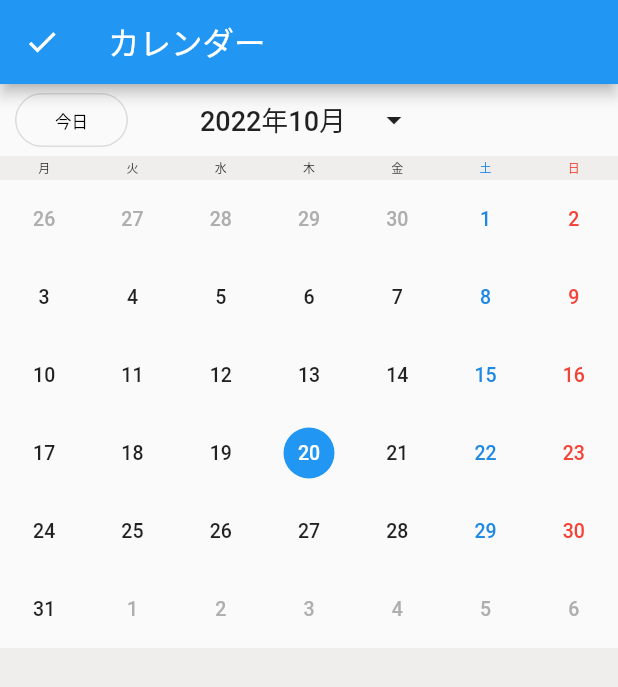
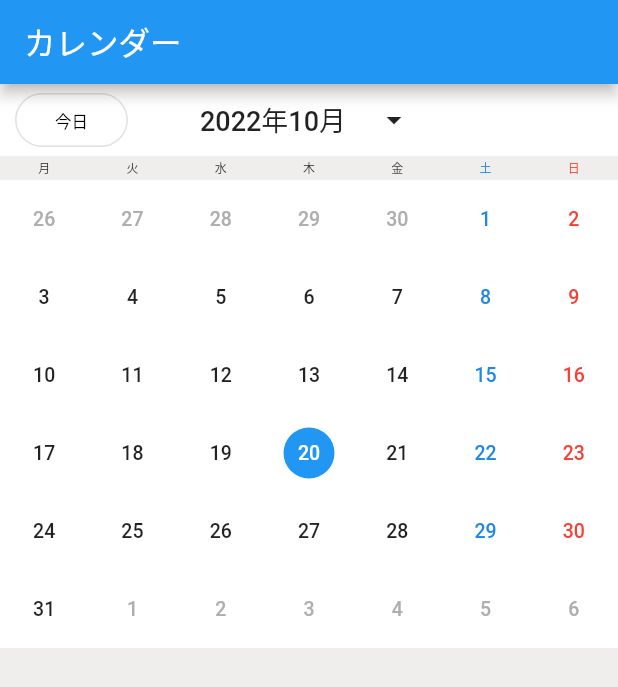
Before and after one commit to sgaku/flutter_intern_test, a Flutter app: the screen it shows after launch, on a phone screen of 412 x 824 dp. Shown: the top 687 px of the screen. Run offline on Flutter 3.47's test engine with Material 2 defaults, Android fonts, the phone set to English and light mode, and no system bars; drawn by our look-alikes of table_calendar; our stand-ins replace adaptive_dialog, drift, flutter_riverpod, freezed_annotation; accounts and stored records are empty; generated files the repository leaves out were written again.

Commit message:
overflowのバグを修正

```diff
--- a/lib/view/calendar/calendar_view.dart
+++ b/lib/view/calendar/calendar_view.dart
@@ -43,18 +43,16 @@ class CalendarViewState extends ConsumerState<CalendarView> {
     final selectedDayValue = ref.watch(selectedDayProvider);
     final focusedDayValue = ref.watch(focusedDayProvider);
     return Scaffold(
+      backgroundColor: const Color.fromARGB(255, 240, 238, 237),
       appBar: AppBar(
         title: const Text("カレンダー"),
-        leading: IconButton(
-          icon: const Icon(Icons.check),
-          onPressed: () async {
-            await ref.read(eventStateProvider.notifier).fetchEventDataMap();
-          },
       ),
-      ),
-      body: Column(
+      body: SingleChildScrollView(
+        child: Column(
           children: [
-          Row(
+            Container(
+              color: Colors.white,
+              child: Row(
                 mainAxisAlignment: MainAxisAlignment.spaceBetween,
                 children: [
                   Expanded(
@@ -63,7 +61,8 @@ class CalendarViewState extends ConsumerState<CalendarView> {
                       child: OutlinedButton(
                         onPressed: () {
                           ///ボタンを押したら、初期ページにアニメーションする
-                      pageController.animateToPage(pageController.initialPage,
+                          pageController.animateToPage(
+                              pageController.initialPage,
                               duration: const Duration(milliseconds: 300),
                               curve: Curves.easeOut);
 
@@ -110,7 +109,10 @@ class CalendarViewState extends ConsumerState<CalendarView> {
                   const Spacer(),
                 ],
               ),
-          TableCalendar(
+            ),
+            Container(
+              color: Colors.white,
+              child: TableCalendar(
                 onCalendarCreated: (PageController controller) {
                   pageController = controller;
                 },
@@ -124,7 +126,9 @@ class CalendarViewState extends ConsumerState<CalendarView> {
                 lastDay: DateTime(2024),
                 focusedDay: focusedDayValue,
                 onDaySelected: (DateTime selectDay, DateTime focusDay) {
-              ref.read(focusedDayProvider.notifier).update((state) => focusDay);
+                  ref
+                      .read(focusedDayProvider.notifier)
+                      .update((state) => focusDay);
                   ref
                       .read(selectedDayProvider.notifier)
                       .update((state) => selectDay);
@@ -228,14 +232,13 @@ class CalendarViewState extends ConsumerState<CalendarView> {
                     todayDecoration: BoxDecoration(
                       color: Colors.transparent,
                     ),
+                    selectedDecoration: BoxDecoration(
+                      color: Colors.white,
+                    )),
               ),
             ),
-          Expanded(
-            child: Container(
-              color: const Color.fromARGB(255, 240, 238, 237),
+          ],
         ),
-          )
-        ],
       ),
     );
   }
@@ -308,149 +311,3 @@ class CalendarViewState extends ConsumerState<CalendarView> {
     return 0;
   }
 }
-
-// Color _textColor(DateTime day) {
-//   const defaultTextColor = Colors.black87;
-//   if (day.weekday == DateTime.sunday) {
-//     return Colors.red;
-//   }
-//   if (day.weekday == DateTime.saturday) {
-//     return Colors.blue[600]!;
-//   }
-//   return defaultTextColor;
-// }
-
-// class DetailDialog extends ConsumerWidget {
-//   const DetailDialog({super.key, required});
-//
-//   @override
-//   Widget build(BuildContext context, WidgetRef ref) {
-//     DateFormat time = DateFormat.Hm();
-//     final dateFormatForDayOfWeek = DateFormat.E('ja');
-//     DateFormat dateFormatForDate = DateFormat('yyyy/MM/dd');
-//     final selectedValue = ref.watch(selectedDayProvider);
-//
-//     ///選択した日付のイベントを取得
-//     final selectedEvents = ref.watch(eventStateProvider
-//         .select((value) => value.eventDataMap[selectedValue]));
-//     return AlertDialog(
-//       insetPadding: const EdgeInsets.all(8),
-//       content: SizedBox(
-//         width: 270,
-//         height: 530,
-//         child: Column(
-//           children: [
-//             Row(
-//               mainAxisAlignment: MainAxisAlignment.spaceBetween,
-//               children: [
-//                 RichText(
-//                     text: TextSpan(
-//                         style: TextStyle(
-//                             color: _textColor(selectedValue),
-//                             fontWeight: FontWeight.w600,
-//                             fontSize: 17),
-//                         children: <TextSpan>[
-//                       TextSpan(text: dateFormatForDate.format(selectedValue)),
-//                       TextSpan(
-//                           text:
-//                               " (${dateFormatForDayOfWeek.format(selectedValue)})",
-//                           style: const TextStyle(
-//                             fontWeight: FontWeight.normal,
-//                           ))
-//                     ])),
-//                 IconButton(
-//                   onPressed: () {
-//                     ///編集ページへ遷移
-//                     Navigator.pushNamed(context, 'addSchedule');
-//                   },
-//                   icon: const Icon(Icons.add),
-//                   color: Colors.blue,
-//                 )
-//               ],
-//             ),
-//             if (selectedEvents == null)
-//               Expanded(
-//                 child: Column(
-//                   children: const [
-//                     Divider(
-//                       height: 1,
-//                     ),
-//                     Expanded(child: Center(child: Text("予定がありません。"))),
-//                   ],
-//                 ),
-//               )
-//             else
-//               Expanded(
-//                 child: SingleChildScrollView(
-//                   child: Column(
-//                     children: List.generate(
-//                       selectedEvents.length,
-//                       (index) {
-//                         final currentEvent = selectedEvents[index];
-//                         return Column(
-//                           children: [
-//                             const Divider(
-//                               height: 1,
-//                             ),
-//                             Padding(
-//                               padding: const EdgeInsets.symmetric(vertical: 4),
-//                               child: ListTile(
-//                                 leading: SizedBox(
-//                                   width: 50,
-//                                   child: Row(
-//                                     mainAxisAlignment:
-//                                         MainAxisAlignment.spaceAround,
-//                                     children: [
-//                                       currentEvent.isAllDay
-//                                           ? const Center(child: Text("終日"))
-//                                           : Column(
-//                                               mainAxisAlignment:
-//                                                   MainAxisAlignment.center,
-//                                               children: [
-//                                                 Text(
-//                                                   time.format(
-//                                                       currentEvent.startTime),
-//                                                   style: const TextStyle(
-//                                                       fontSize: 12),
-//                                                 ),
-//                                                 Text(
-//                                                   time.format(
-//                                                       currentEvent.endTime),
-//                                                   style: const TextStyle(
-//                                                       fontSize: 12),
-//                                                 ),
-//                                               ],
-//                                             ),
-//                                       const VerticalDivider(
-//                                         thickness: 4,
-//                                         color: Colors.blue,
-//                                       ),
-//                                     ],
-//                                   ),
-//                                 ),
-//                                 title: Text(
-//                                   currentEvent.title,
-//                                   overflow: TextOverflow.ellipsis,
-//                                 ),
-//                                 onTap: () {
-//                                   Navigator.pushNamed(context, 'editSchedule',
-//                                       arguments: currentEvent);
-//                                 },
-//                               ),
-//                             ),
-//                           ],
-//                         );
-//                       },
-//                     ),
-//                   ),
-//                 ),
-//               ),
-//           ],
-//         ),
-//       ),
-//       shape: RoundedRectangleBorder(
-//         borderRadius: BorderRadius.circular(30),
-//       ),
-//     );
-//   }
-// }
```
Also changed, not shown: lib/view/calendar/schedule_dialog.dart (+31 -31 lines), lib/view/schedule_edit/schedule_edit_view.dart (+3 -9 lines). Lines whose indentation alone changed are shown as unchanged.
